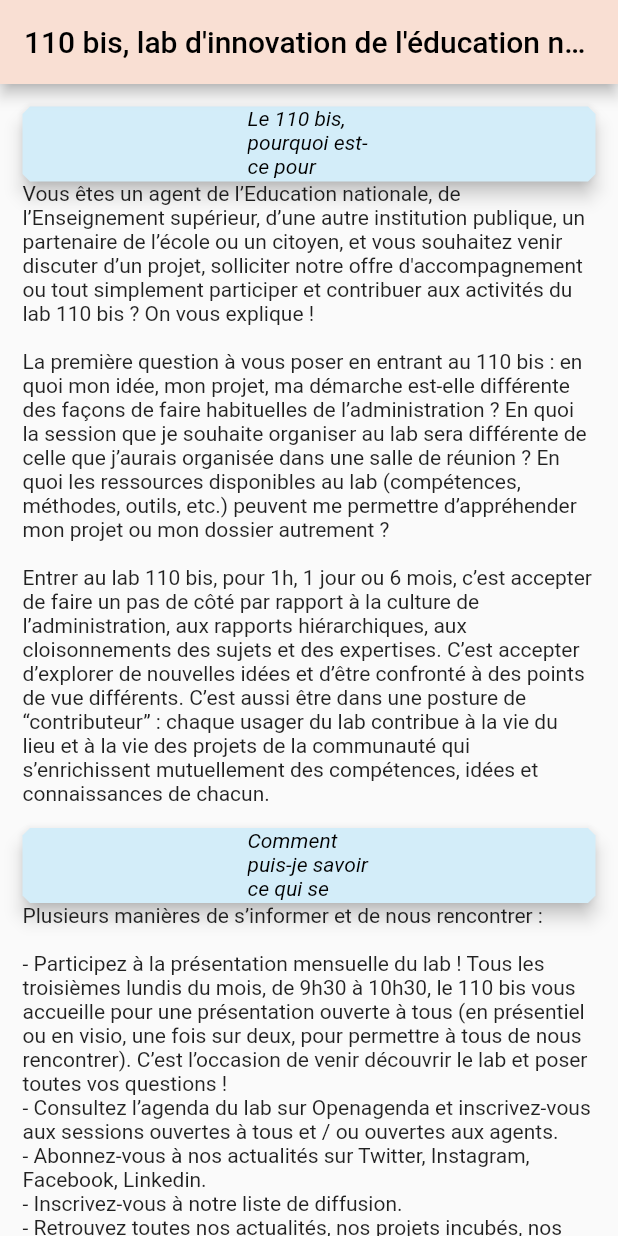
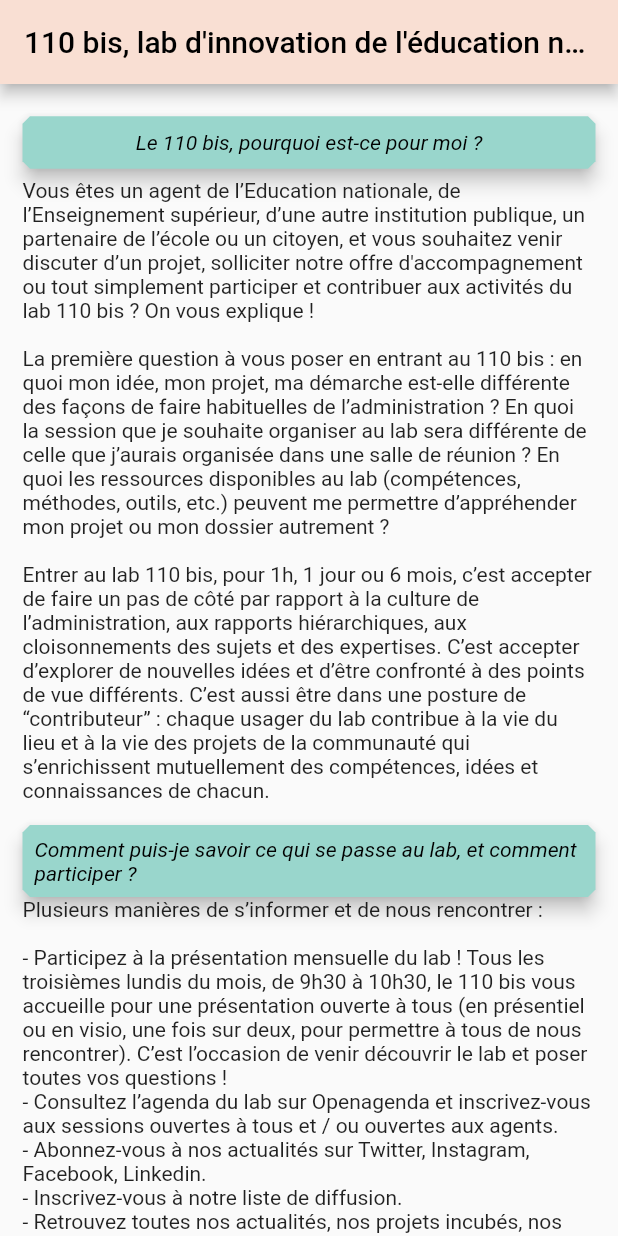
Before and after one commit to 110bis/ChatBox110bis, a Flutter app: the screen it shows after launch, after a tap on "Le 110 bis, pourquoi est-ce pour moi ?", after a tap on "Comment puis-je savoir ce qui se passe a", on a phone screen of 412 x 824 dp. Run offline on Flutter 3.47's test engine with Material 2 defaults, Android fonts, the phone set to English and light mode, and no system bars.

Commit message:
[UPD] change color background & padding

```diff
--- a/lib/components/button.dart
+++ b/lib/components/button.dart
@@ -20,12 +20,10 @@ class ButtonState extends State<Button> {
       TextButton(
           style: ButtonStyle(
             backgroundColor: MaterialStateProperty.all<Color>(
-                const Color.fromARGB(255, 211, 237, 249)),
+                const Color.fromARGB(255, 153, 214, 204)),
             foregroundColor: MaterialStateProperty.all<Color>(Colors.black),
             minimumSize: MaterialStateProperty.all(const Size(550, 35)),
             maximumSize: MaterialStateProperty.all(const Size(550, 50)),
-            padding: MaterialStateProperty.all(
-                const EdgeInsets.symmetric(horizontal: 150)),
             textStyle: MaterialStateProperty.all(const TextStyle(
               fontStyle: FontStyle.italic,
             )),
```
